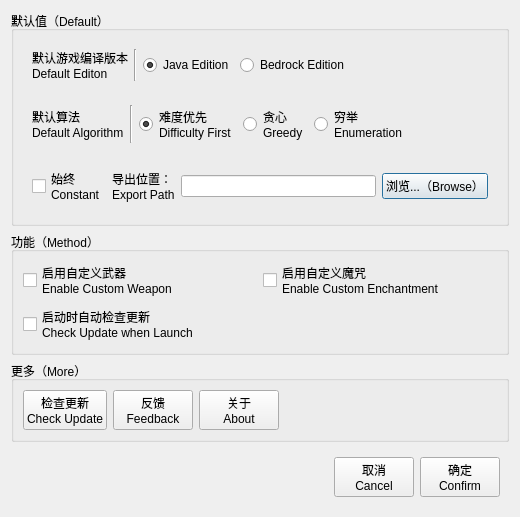
Before: the Qt Designer form settings.ui in Dinosaur-MC/BestEnchSeq, drawn with Qt 5.
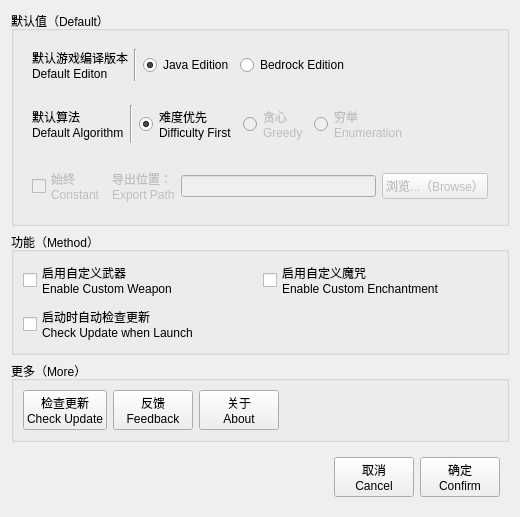
After: the same form once the commit is applied.

Patch:
```diff
--- a/settings.ui
+++ b/settings.ui
@@ -104,6 +104,9 @@
            </item>
            <item>
             <widget class="QRadioButton" name="radAlgGr">
+             <property name="enabled">
+              <bool>false</bool>
+             </property>
              <property name="text">
               <string>贪心
 Greedy</string>
@@ -112,6 +115,9 @@
            </item>
            <item>
             <widget class="QRadioButton" name="radAlgEn">
+             <property name="enabled">
+              <bool>false</bool>
+             </property>
              <property name="text">
               <string>穷举
 Enumeration</string>
@@ -136,6 +142,9 @@
         </item>
         <item>
          <widget class="QWidget" name="widget_5" native="true">
+          <property name="enabled">
+           <bool>false</bool>
+          </property>
           <layout class="QHBoxLayout" name="horizontalLayout_7">
            <item>
             <widget class="QCheckBox" name="cbConstant">
```
